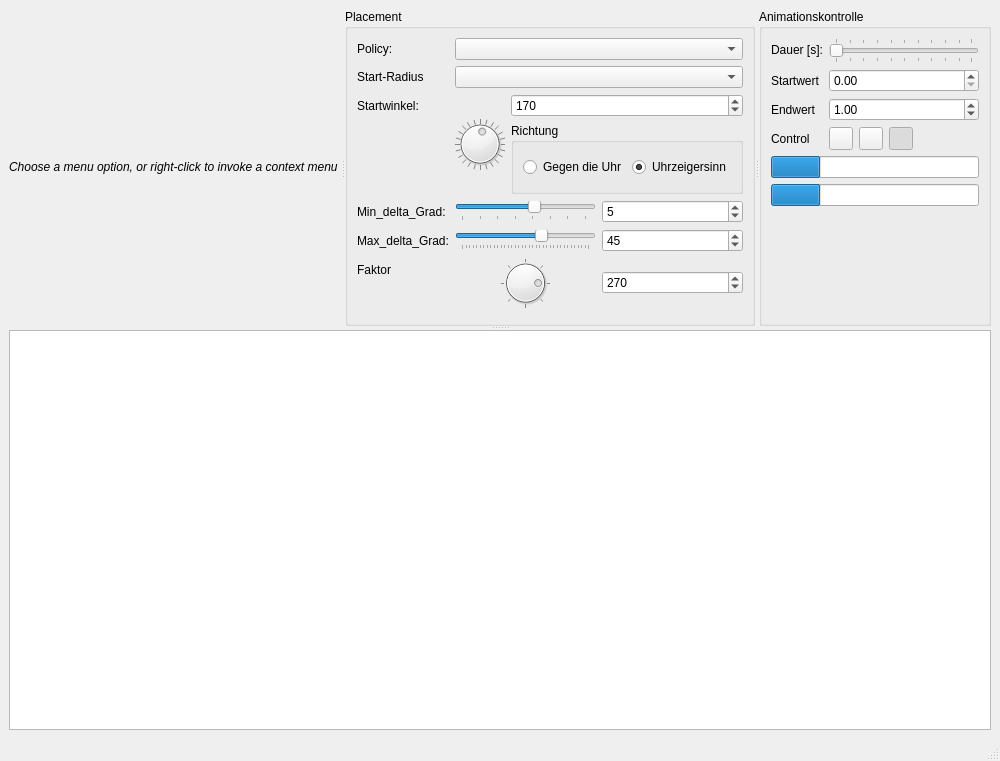
The window that mainwindow.ui (the-Obsessed-Maniacs/PieMenuTesting) describes before a commit, drawn with Qt 5.
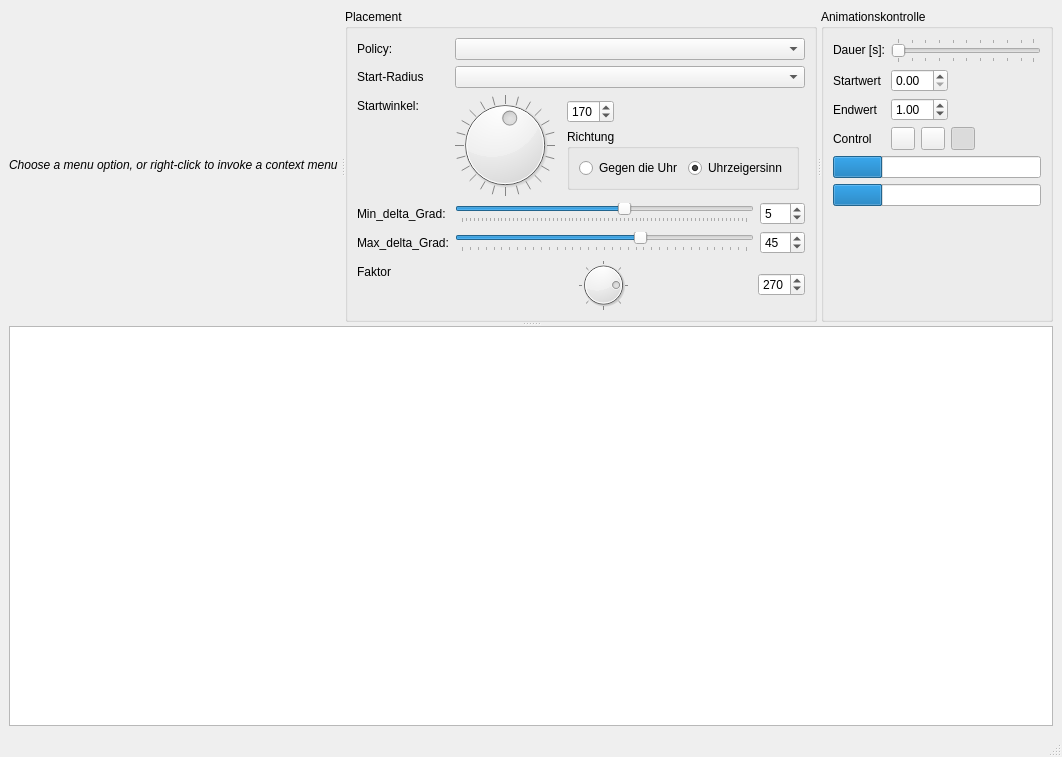
The same window after the commit. Icons and pictures are not drawn.

The edit to the form file:
```diff
--- a/mainwindow.ui
+++ b/mainwindow.ui
@@ -6,8 +6,8 @@
    <rect>
     <x>0</x>
     <y>0</y>
-    <width>913</width>
-    <height>761</height>
+    <width>841</width>
+    <height>755</height>
    </rect>
   </property>
   <property name="windowTitle">
@@ -25,6 +25,12 @@
         <enum>Qt::Orientation::Horizontal</enum>
        </property>
        <widget class="QLabel" name="infoLabel">
+        <property name="sizePolicy">
+         <sizepolicy hsizetype="MinimumExpanding" vsizetype="Minimum">
+          <horstretch>0</horstretch>
+          <verstretch>0</verstretch>
+         </sizepolicy>
+        </property>
         <property name="text">
          <string>
 							   &lt;i&gt;Choose a menu option, or right-click to
@@ -36,10 +42,19 @@
         </property>
        </widget>
        <widget class="QGroupBox" name="gb_placement">
+        <property name="sizePolicy">
+         <sizepolicy hsizetype="MinimumExpanding" vsizetype="MinimumExpanding">
+          <horstretch>0</horstretch>
+          <verstretch>0</verstretch>
+         </sizepolicy>
+        </property>
         <property name="title">
          <string>Placement</string>
         </property>
-        <layout class="QFormLayout" name="formLayout">
+        <layout class="QFormLayout" name="placementLayout">
+         <property name="fieldGrowthPolicy">
+          <enum>QFormLayout::FieldGrowthPolicy::AllNonFixedFieldsGrow</enum>
+         </property>
          <item row="0" column="0">
           <widget class="QLabel" name="label_4">
            <property name="text">
@@ -99,8 +114,26 @@
            </item>
            <item>
             <layout class="QVBoxLayout" name="vla_start_dir">
+             <property name="leftMargin">
+              <number>6</number>
+             </property>
+             <property name="topMargin">
+              <number>6</number>
+             </property>
+             <property name="rightMargin">
+              <number>6</number>
+             </property>
+             <property name="bottomMargin">
+              <number>6</number>
+             </property>
              <item>
               <widget class="QSpinBox" name="sb_dstart">
+               <property name="sizePolicy">
+                <sizepolicy hsizetype="Fixed" vsizetype="Fixed">
+                 <horstretch>0</horstretch>
+                 <verstretch>0</verstretch>
+                </sizepolicy>
+               </property>
                <property name="readOnly">
                 <bool>false</bool>
                </property>
@@ -181,6 +214,12 @@
            </item>
            <item>
             <widget class="QSpinBox" name="sb_rmin">
+             <property name="sizePolicy">
+              <sizepolicy hsizetype="Fixed" vsizetype="Fixed">
+               <horstretch>0</horstretch>
+               <verstretch>0</verstretch>
+              </sizepolicy>
+             </property>
              <property name="readOnly">
               <bool>false</bool>
              </property>
@@ -236,6 +275,12 @@
            </item>
            <item>
             <widget class="QSpinBox" name="sb_rmax">
+             <property name="sizePolicy">
+              <sizepolicy hsizetype="Fixed" vsizetype="Fixed">
+               <horstretch>0</horstretch>
+               <verstretch>0</verstretch>
+              </sizepolicy>
+             </property>
              <property name="readOnly">
               <bool>false</bool>
              </property>
@@ -297,6 +342,12 @@
            </item>
            <item>
             <widget class="QSpinBox" name="sb_dfaktor">
+             <property name="sizePolicy">
+              <sizepolicy hsizetype="Fixed" vsizetype="Fixed">
+               <horstretch>0</horstretch>
+               <verstretch>0</verstretch>
+              </sizepolicy>
+             </property>
              <property name="readOnly">
               <bool>false</bool>
              </property>
@@ -330,6 +381,12 @@
         </layout>
        </widget>
        <widget class="QGroupBox" name="gb_anim">
+        <property name="sizePolicy">
+         <sizepolicy hsizetype="MinimumExpanding" vsizetype="MinimumExpanding">
+          <horstretch>0</horstretch>
+          <verstretch>0</verstretch>
+         </sizepolicy>
+        </property>
         <property name="title">
          <string>Animationskontrolle</string>
         </property>
@@ -377,7 +434,14 @@
           </widget>
          </item>
          <item row="1" column="1">
-          <widget class="QDoubleSpinBox" name="dsb_anistartwert"/>
+          <widget class="QDoubleSpinBox" name="dsb_anistartwert">
+           <property name="sizePolicy">
+            <sizepolicy hsizetype="Fixed" vsizetype="Fixed">
+             <horstretch>0</horstretch>
+             <verstretch>0</verstretch>
+            </sizepolicy>
+           </property>
+          </widget>
          </item>
          <item row="2" column="0">
           <widget class="QLabel" name="endwertLabel">
@@ -388,6 +452,12 @@
          </item>
          <item row="2" column="1">
           <widget class="QDoubleSpinBox" name="dsb_aniendwert">
+           <property name="sizePolicy">
+            <sizepolicy hsizetype="Fixed" vsizetype="Fixed">
+             <horstretch>0</horstretch>
+             <verstretch>0</verstretch>
+            </sizepolicy>
+           </property>
            <property name="value">
             <double>1.000000000000000</double>
            </property>
```
Left out of the diff: 6 changed lines with no effect on the pictures.
